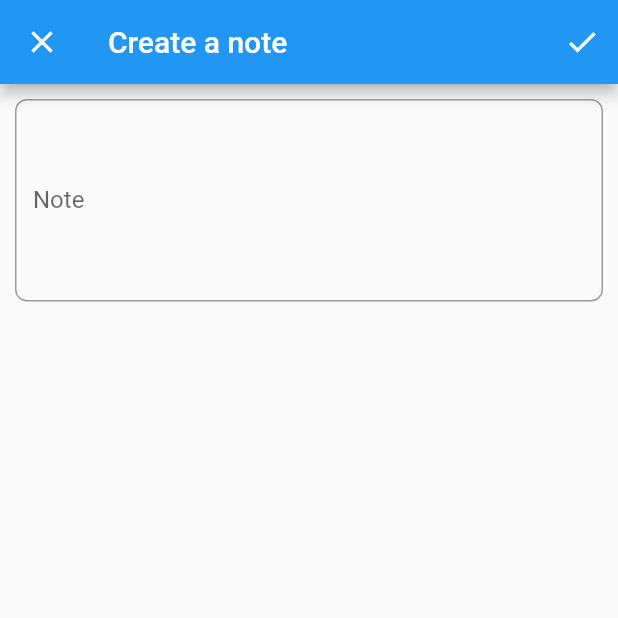
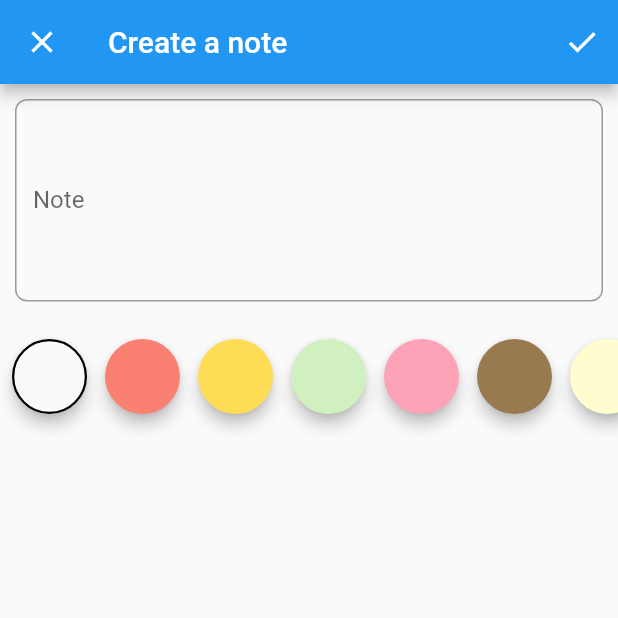
Before and after one commit to cuongdq19/resocoder_tutorials, a Flutter app: the NotesOverviewPage screen opened by its route, after a tap on the "indeterminate check box" icon, after a tap on the "add" icon, on a phone screen of 412 x 824 dp, the top half of it. Run offline on Flutter 3.47's test engine with Material 2 defaults, Android fonts, the phone set to English and light mode, and no system bars; our stand-ins replace auto_route, bloc, cloud_firestore, dartz, firebase_auth, firebase_core and 9 more; accounts and stored records are empty; generated files the repository leaves out were written again.

Commit message:
resocoder_ddd (27)

```diff
--- a/resocoder_ddd/lib/infrastructure/core/firebase_injectable_module.dart
+++ b/resocoder_ddd/lib/infrastructure/core/firebase_injectable_module.dart
@@ -12,5 +12,5 @@ abstract class FirebaseInjectableModule {
   GoogleSignIn get googleSignIn => GoogleSignIn();
 
   @lazySingleton
-  Firestore get firestore => Firestore.instance;
+  FirebaseFirestore get firestore => FirebaseFirestore.instance;
 }
--- a/resocoder_ddd/lib/infrastructure/core/firestore_helpers.dart
+++ b/resocoder_ddd/lib/infrastructure/core/firestore_helpers.dart
@@ -4,13 +4,13 @@ import '../../domain/auth/i_auth_facade.dart';
 import '../../domain/core/errors.dart';
 import '../../injection.dart';
 
-extension FirestoreX on Firestore {
+extension FirestoreX on FirebaseFirestore {
   Future<DocumentReference> userDocument() async {
     final userOption = await getIt<IAuthFacade>().getSignedInUser();
     final user = userOption.getOrElse(() => throw NotAuthenticatedError());
-    return Firestore.instance
+    return FirebaseFirestore.instance
         .collection('users')
-        .document(user.id.getOrCrash());
+        .doc(user.id.getOrCrash());
   }
 }
 
--- a/resocoder_ddd/lib/infrastructure/notes/note_dtos.dart
+++ b/resocoder_ddd/lib/infrastructure/notes/note_dtos.dart
@@ -52,7 +52,7 @@ abstract class NoteDto implements _$NoteDto {
   }
 
   factory NoteDto.fromFirestore(DocumentSnapshot doc) {
-    return NoteDto.fromJson(doc.data).copyWith(id: doc.documentID);
+    return NoteDto.fromJson(doc.data()).copyWith(id: doc.id);
   }
 }
 
--- a/resocoder_ddd/lib/main.dart
+++ b/resocoder_ddd/lib/main.dart
@@ -1,3 +1,4 @@
+import 'package:firebase_core/firebase_core.dart';
 import 'package:flutter/material.dart';
 import 'package:injectable/injectable.dart';
 
@@ -5,6 +6,8 @@ import 'package:resocoder_ddd/injection.dart';
 import 'package:resocoder_ddd/presentation/core/app_widget.dart';
 
 Future<void> main() async {
+  WidgetsFlutterBinding.ensureInitialized();
   configureInjection(Environment.prod);
+  await Firebase.initializeApp();
   runApp(AppWidget());
 }
--- a/resocoder_ddd/lib/presentation/notes/note_form/misc/note_form_page.dart
+++ b/resocoder_ddd/lib/presentation/notes/note_form/misc/note_form_page.dart
@@ -7,6 +7,7 @@ import 'package:resocoder_ddd/application/notes/note_form/note_form_bloc.dart';
 import 'package:resocoder_ddd/domain/notes/note.dart';
 import 'package:resocoder_ddd/injection.dart';
 import 'package:resocoder_ddd/presentation/notes/note_form/widgets/body_field_widget.dart';
+import 'package:resocoder_ddd/presentation/notes/note_form/widgets/color_field_widget.dart';
 import 'package:resocoder_ddd/presentation/routes/router.gr.dart';
 
 class NoteFormPage extends StatelessWidget {
@@ -113,7 +114,7 @@ class NoteFormPageScaffold extends StatelessWidget {
         ),
         actions: <Widget>[
           IconButton(
-            icon: Icon(Icons.check),
+            icon: const Icon(Icons.check),
             onPressed: () {
               context.bloc<NoteFormBloc>().add(const NoteFormEvent.saved());
             },
@@ -127,8 +128,9 @@ class NoteFormPageScaffold extends StatelessWidget {
             autovalidate: state.showErrorMessages,
             child: SingleChildScrollView(
               child: Column(
-                children: <Widget>[
-                  const BodyField(),
+                children: const <Widget>[
+                  BodyField(),
+                  ColorField(),
                 ],
               ),
             ),
--- /dev/null
+++ b/resocoder_ddd/lib/presentation/notes/note_form/widgets/color_field_widget.dart
@@ -0,0 +1,55 @@
+import 'package:flutter/material.dart';
+import 'package:flutter_bloc/flutter_bloc.dart';
+import 'package:resocoder_ddd/application/notes/note_form/note_form_bloc.dart';
+import 'package:resocoder_ddd/domain/notes/value_objects.dart';
+
+class ColorField extends StatelessWidget {
+  const ColorField({Key key}) : super(key: key);
+
+  @override
+  Widget build(BuildContext context) {
+    return BlocBuilder<NoteFormBloc, NoteFormState>(
+      buildWhen: (p, c) => p.note.color != c.note.color,
+      builder: (ctx, state) {
+        return SizedBox(
+          height: 80,
+          child: ListView.separated(
+            padding: const EdgeInsets.symmetric(horizontal: 8),
+            physics: const BouncingScrollPhysics(),
+            scrollDirection: Axis.horizontal,
+            itemBuilder: (ctx, i) {
+              final itemColor = NoteColor.predefinedColors[i];
+
+              return GestureDetector(
+                onTap: () {
+                  ctx
+                      .bloc<NoteFormBloc>()
+                      .add(NoteFormEvent.colorChanged(itemColor));
+                },
+                child: Material(
+                  color: itemColor,
+                  elevation: 4,
+                  shape: CircleBorder(
+                    side: state.note.color.value.fold(
+                        (_) => BorderSide.none,
+                        (color) => color == itemColor
+                            ? const BorderSide(width: 1.5)
+                            : BorderSide.none),
+                  ),
+                  child: Container(
+                    width: 50,
+                    height: 50,
+                  ),
+                ),
+              );
+            },
+            separatorBuilder: (ctx, i) {
+              return const SizedBox(width: 12);
+            },
+            itemCount: NoteColor.predefinedColors.length,
+          ),
+        );
+      },
+    );
+  }
+}
--- a/resocoder_ddd/lib/presentation/notes/notes_overview/notes_overview_page.dart
+++ b/resocoder_ddd/lib/presentation/notes/notes_overview/notes_overview_page.dart
@@ -29,7 +29,7 @@ class NotesOverviewPage extends StatelessWidget {
             listener: (ctx, state) {
               state.maybeMap(
                 unauthenticated: (_) =>
-                    ExtendedNavigator.of(context).replace(Routes.signInPage),
+                    ExtendedNavigator.of(ctx).replace(Routes.signInPage),
                 orElse: () {},
               );
             },
@@ -46,7 +46,7 @@ class NotesOverviewPage extends StatelessWidget {
                           'Insufficient permissions.',
                       unexpected: (_) =>
                           'Unexpected error occurred while deleting, please contact support.'),
-                ).show(context),
+                ).show(ctx),
               );
             },
           )
--- a/resocoder_ddd/lib/presentation/notes/notes_overview/widgets/uncompleted_switch.dart
+++ b/resocoder_ddd/lib/presentation/notes/notes_overview/widgets/uncompleted_switch.dart
@@ -26,13 +26,13 @@ class UncompletedSwitch extends HookWidget {
             child: child,
           ),
           child: toggleState.value
-              ? Icon(
+              ? const Icon(
                   Icons.check_box_outline_blank,
-                  key: const Key('outline'),
+                  key: Key('outline'),
                 )
-              : Icon(
+              : const Icon(
                   Icons.indeterminate_check_box,
-                  key: const Key('indeterminate'),
+                  key: Key('indeterminate'),
                 ),
         ),
       ),
--- a/resocoder_ddd/lib/presentation/sign_in/widgets/sign_in_form.dart
+++ b/resocoder_ddd/lib/presentation/sign_in/widgets/sign_in_form.dart
@@ -47,7 +47,7 @@ class SignInForm extends StatelessWidget {
               const SizedBox(height: 8),
               TextFormField(
                 autovalidate: state.showErrorMessages,
-                decoration: InputDecoration(
+                decoration: const InputDecoration(
                   prefixIcon: Icon(Icons.email),
                   labelText: 'Email',
                 ),
@@ -67,7 +67,7 @@ class SignInForm extends StatelessWidget {
               const SizedBox(height: 8),
               TextFormField(
                 autovalidate: state.showErrorMessages,
-                decoration: InputDecoration(
+                decoration: const InputDecoration(
                   prefixIcon: Icon(Icons.lock),
                   labelText: 'Password',
                 ),
@@ -115,7 +115,7 @@ class SignInForm extends StatelessWidget {
                       .bloc<SignInFormBloc>()
                       .add(const SignInFormEvent.signInWithGooglePressed());
                 },
-                child: Text(
+                child: const Text(
                   'SIGN IN WITH GOOGLE',
                   style: TextStyle(
                     color: Colors.white,
```
Also changed, not shown: resocoder_ddd/lib/infrastructure/auth/firebase_auth_facade.dart (+11 -13 lines), resocoder_ddd/lib/infrastructure/auth/firebase_user_mapper.dart (+5 -3 lines), resocoder_ddd/lib/infrastructure/notes/note_repository.dart (+12 -17 lines), resocoder_ddd/pubspec.yaml (+4 -4 lines), resocoder_ddd/lib/injection.config.dart, resocoder_ddd/pubspec.lock, 1 other file.
